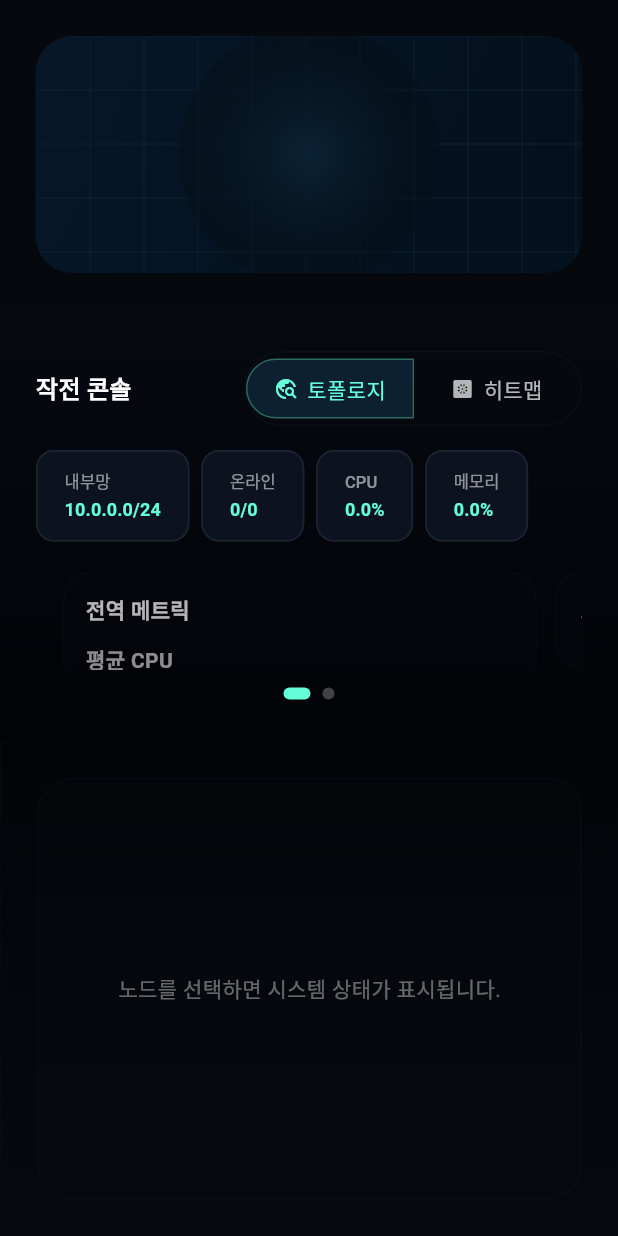
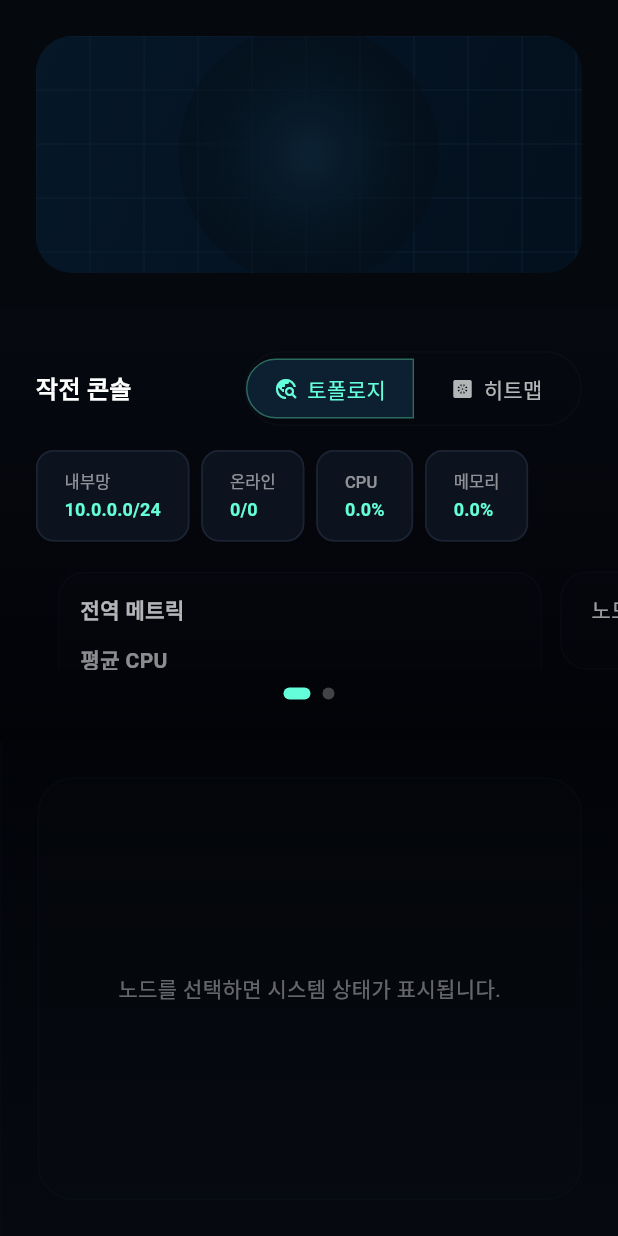
Before and after one commit to DARC0625/MIRROR_STAGE, a Flutter app: the screen it shows after launch, on a phone screen of 412 x 824 dp. Run offline on Flutter 3.47's test engine with Material 3 defaults, Android fonts, the phone set to English and light mode, and no system bars; our stand-ins replace socket_io_client; network calls fail; Roboto replaces fonts that are missing (Pretendard).

Commit message:
fix: enable carousel slide interactions

```diff
--- a/ego/frontend/lib/main.dart
+++ b/ego/frontend/lib/main.dart
@@ -211,7 +211,7 @@ class _SidebarState extends State<_Sidebar> {
   @override
   void initState() {
     super.initState();
-    _controller = PageController(viewportFraction: 0.9);
+    _controller = PageController(viewportFraction: 0.92);
   }
 
   @override
@@ -286,6 +286,8 @@ class _SidebarState extends State<_Sidebar> {
           Expanded(
             child: PageView.builder(
               controller: _controller,
+              physics: const BouncingScrollPhysics(),
+              clipBehavior: Clip.none,
               itemCount: pages.length,
               onPageChanged: (value) => setState(() => _currentPage = value),
               itemBuilder: (context, index) => Padding(
@@ -297,7 +299,19 @@ class _SidebarState extends State<_Sidebar> {
           if (pages.length > 1)
             Padding(
               padding: const EdgeInsets.only(top: 12),
-              child: _DotsIndicator(count: pages.length, index: _currentPage),
+              child: _DotsIndicator(
+                count: pages.length,
+                index: _currentPage,
+                onSelected: (value) {
+                  if (value == _currentPage) return;
+                  setState(() => _currentPage = value);
+                  _controller.animateToPage(
+                    value,
+                    duration: const Duration(milliseconds: 320),
+                    curve: Curves.easeOutCubic,
+                  );
+                },
+              ),
             ),
         ],
       ),
@@ -947,30 +961,42 @@ class _SidebarPlaceholder extends StatelessWidget {
 }
 
 class _DotsIndicator extends StatelessWidget {
-  const _DotsIndicator({required this.count, required this.index});
+  const _DotsIndicator({
+    required this.count,
+    required this.index,
+    this.onSelected,
+  });
 
   final int count;
   final int index;
+  final ValueChanged<int>? onSelected;
 
   @override
   Widget build(BuildContext context) {
     return Row(
       mainAxisAlignment: MainAxisAlignment.center,
-      children: List.generate(
-        count,
-        (i) => AnimatedContainer(
+      children: List.generate(count, (i) {
+        final isActive = i == index;
+        final dot = AnimatedContainer(
           duration: const Duration(milliseconds: 240),
+          curve: Curves.easeOutCubic,
           margin: const EdgeInsets.symmetric(horizontal: 4),
-          width: i == index ? 18 : 8,
+          width: isActive ? 18 : 8,
           height: 8,
           decoration: BoxDecoration(
             borderRadius: BorderRadius.circular(999),
-            color: i == index
+            color: isActive
                 ? Colors.tealAccent
                 : Colors.white.withValues(alpha: 0.25),
           ),
-        ),
-      ),
+        );
+        if (onSelected == null) return dot;
+        return GestureDetector(
+          onTap: () => onSelected?.call(i),
+          behavior: HitTestBehavior.opaque,
+          child: dot,
+        );
+      }),
     );
   }
 }
@@ -1150,6 +1176,8 @@ class _HostOverlayCardState extends State<_HostOverlayCard> {
               Expanded(
                 child: PageView.builder(
                   controller: _controller,
+                  physics: const BouncingScrollPhysics(),
+                  clipBehavior: Clip.none,
                   itemCount: sections.length,
                   onPageChanged: (value) => setState(() => _page = value),
                   itemBuilder: (context, index) => Padding(
@@ -1161,7 +1189,19 @@ class _HostOverlayCardState extends State<_HostOverlayCard> {
               if (sections.length > 1)
                 Padding(
                   padding: const EdgeInsets.only(top: 12),
-                  child: _DotsIndicator(count: sections.length, index: _page),
+                  child: _DotsIndicator(
+                    count: sections.length,
+                    index: _page,
+                    onSelected: (value) {
+                      if (value == _page) return;
+                      setState(() => _page = value);
+                      _controller.animateToPage(
+                        value,
+                        duration: const Duration(milliseconds: 320),
+                        curve: Curves.easeOutCubic,
+                      );
+                    },
+                  ),
                 ),
             ],
           ),
```
